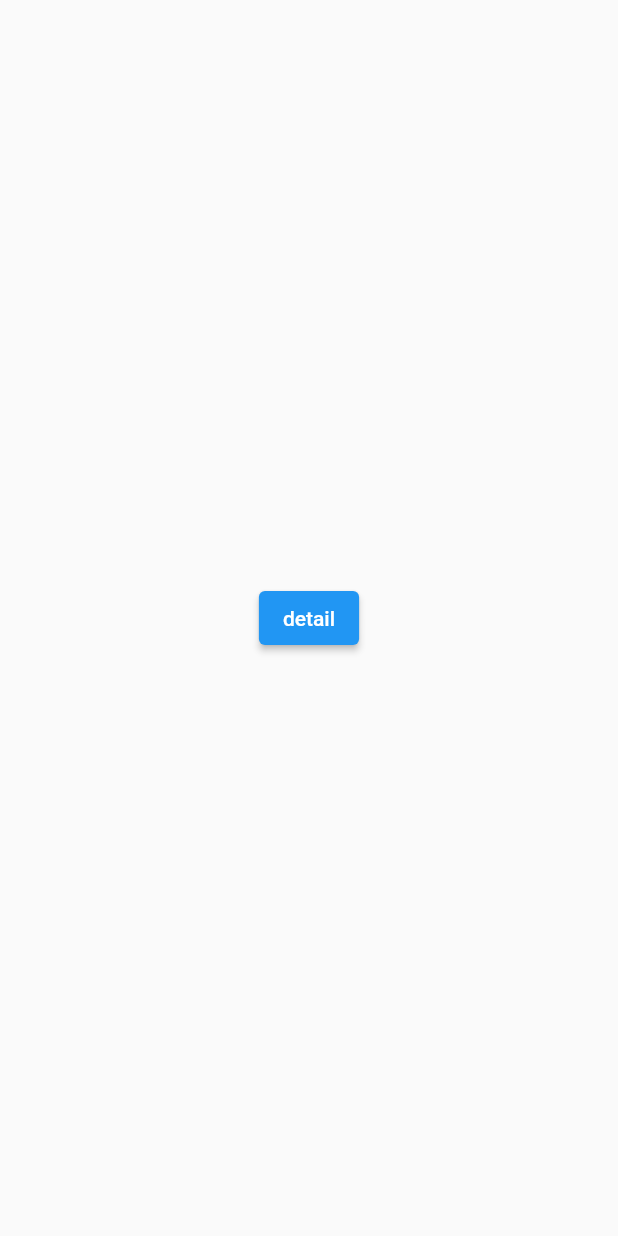
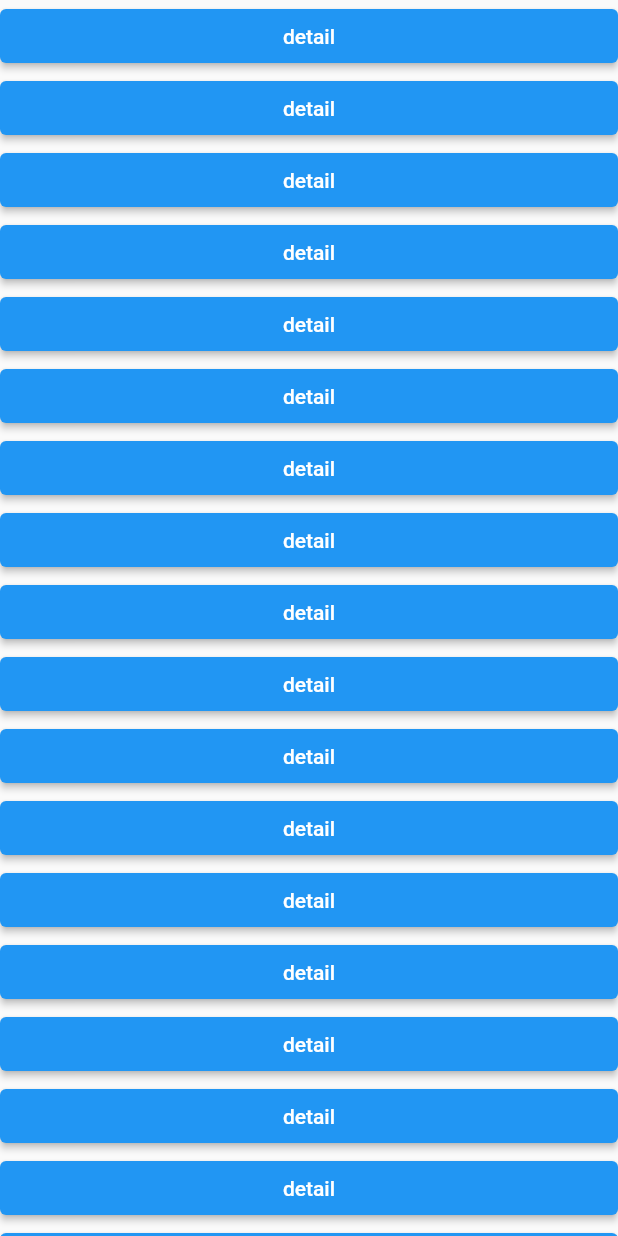
Before and after one commit to oishigyunyu/flutter_pokemon, a Flutter app: the screen it shows after launch, on a phone screen of 412 x 824 dp. Run offline on Flutter 3.47's test engine with Material 2 defaults, Android fonts, the phone set to English and light mode, and no system bars; missing offline and left inert: dart:html.

Commit message:
ボタンを１万個つくる

```diff
--- a/lib/main.dart
+++ b/lib/main.dart
@@ -1,3 +1,5 @@
+import 'dart:html';
+
 import 'package:flutter/material.dart';
 import './poke_detail.dart';
 
@@ -13,8 +15,19 @@ class TopPage extends StatelessWidget {
   @override
   Widget build(BuildContext context) {
     return Scaffold(
-      body: Center(
-        child: ElevatedButton(
+      body: ListView.builder(
+          itemCount: 10000,
+          itemBuilder: (context, index) => const PikaButton()),
+    );
+  }
+}
+
+class PikaButton extends StatelessWidget {
+  const PikaButton({Key? key}) : super(key: key);
+
+  @override
+  Widget build(BuildContext context) {
+    return ElevatedButton(
       child: const Text('detail'),
       onPressed: () => {
         Navigator.of(context).push(
@@ -23,8 +36,6 @@ class TopPage extends StatelessWidget {
           ),
         ),
       },
-        ),
-      ),
     );
   }
 }
```
Lines whose indentation alone changed are shown as unchanged.
